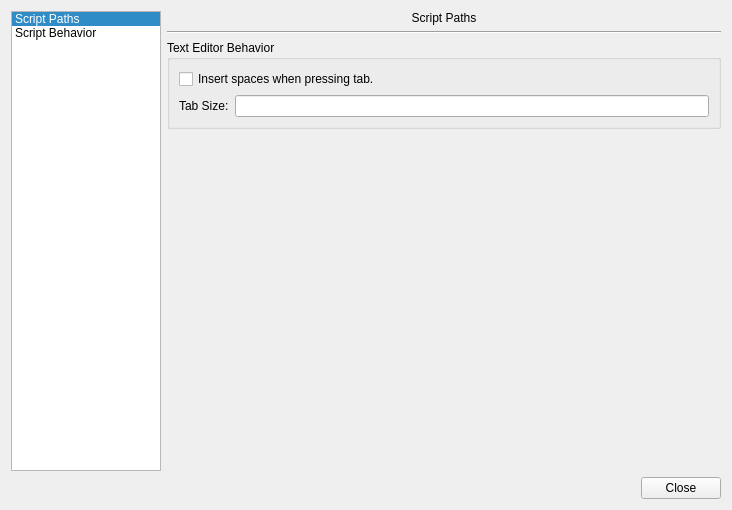
KDAB/knut, file src/gui/optionsdialog.ui: the form before one commit.
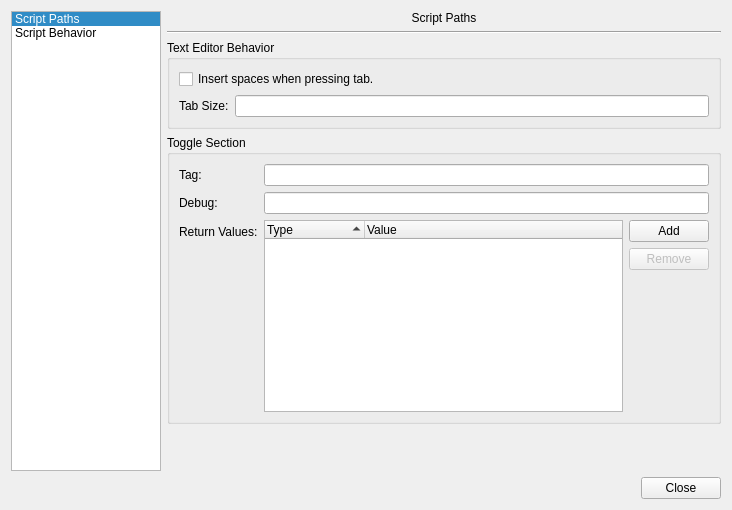
The form after the commit. The open tabs and pages were chosen to show the change.

Commit message: Add ui for changing the toggle section options

```diff
--- a/src/gui/optionsdialog.ui
+++ b/src/gui/optionsdialog.ui
@@ -291,6 +291,99 @@
          </layout>
         </widget>
        </item>
+       <item>
+        <widget class="QGroupBox" name="groupBox_4">
+         <property name="title">
+          <string>Toggle Section</string>
+         </property>
+         <layout class="QFormLayout" name="formLayout">
+          <item row="0" column="0">
+           <widget class="QLabel" name="label_5">
+            <property name="text">
+             <string>Tag:</string>
+            </property>
+           </widget>
+          </item>
+          <item row="0" column="1">
+           <widget class="QLineEdit" name="tagEdit"/>
+          </item>
+          <item row="1" column="0">
+           <widget class="QLabel" name="label_7">
+            <property name="text">
+             <string>Debug:</string>
+            </property>
+           </widget>
+          </item>
+          <item row="1" column="1">
+           <widget class="QLineEdit" name="debugEdit"/>
+          </item>
+          <item row="2" column="0">
+           <widget class="QLabel" name="label_8">
+            <property name="text">
+             <string>Return Values:</string>
+            </property>
+           </widget>
+          </item>
+          <item row="2" column="1">
+           <layout class="QGridLayout" name="gridLayout_5">
+            <item row="0" column="0" rowspan="3">
+             <widget class="QTreeWidget" name="returnValues">
+              <property name="rootIsDecorated">
+               <bool>false</bool>
+              </property>
+              <property name="uniformRowHeights">
+               <bool>true</bool>
+              </property>
+              <property name="sortingEnabled">
+               <bool>true</bool>
+              </property>
+              <column>
+               <property name="text">
+                <string>Type</string>
+               </property>
+              </column>
+              <column>
+               <property name="text">
+                <string>Value</string>
+               </property>
+              </column>
+             </widget>
+            </item>
+            <item row="0" column="1">
+             <widget class="QPushButton" name="addReturnButton">
+              <property name="text">
+               <string>Add</string>
+              </property>
+             </widget>
+            </item>
+            <item row="1" column="1">
+             <widget class="QPushButton" name="removeReturnButton">
+              <property name="enabled">
+               <bool>false</bool>
+              </property>
+              <property name="text">
+               <string>Remove</string>
+              </property>
+             </widget>
+            </item>
+            <item row="2" column="1">
+             <spacer name="verticalSpacer_4">
+              <property name="orientation">
+               <enum>Qt::Vertical</enum>
+              </property>
+              <property name="sizeHint" stdset="0">
+               <size>
+                <width>20</width>
+                <height>40</height>
+               </size>
+              </property>
+             </spacer>
+            </item>
+           </layout>
+          </item>
+         </layout>
+        </widget>
+       </item>
        <item>
         <spacer name="verticalSpacer_3">
          <property name="orientation">
```
Left out of the diff: 4 changed lines with no effect on the pictures. The commit also changes 5 other files.
